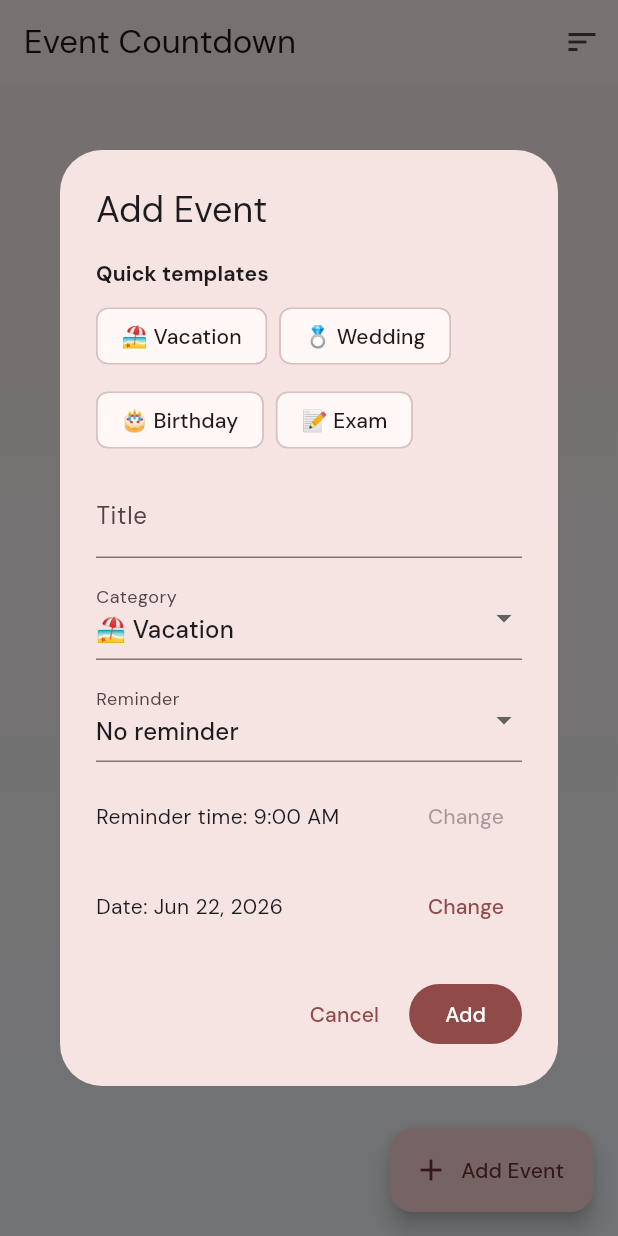
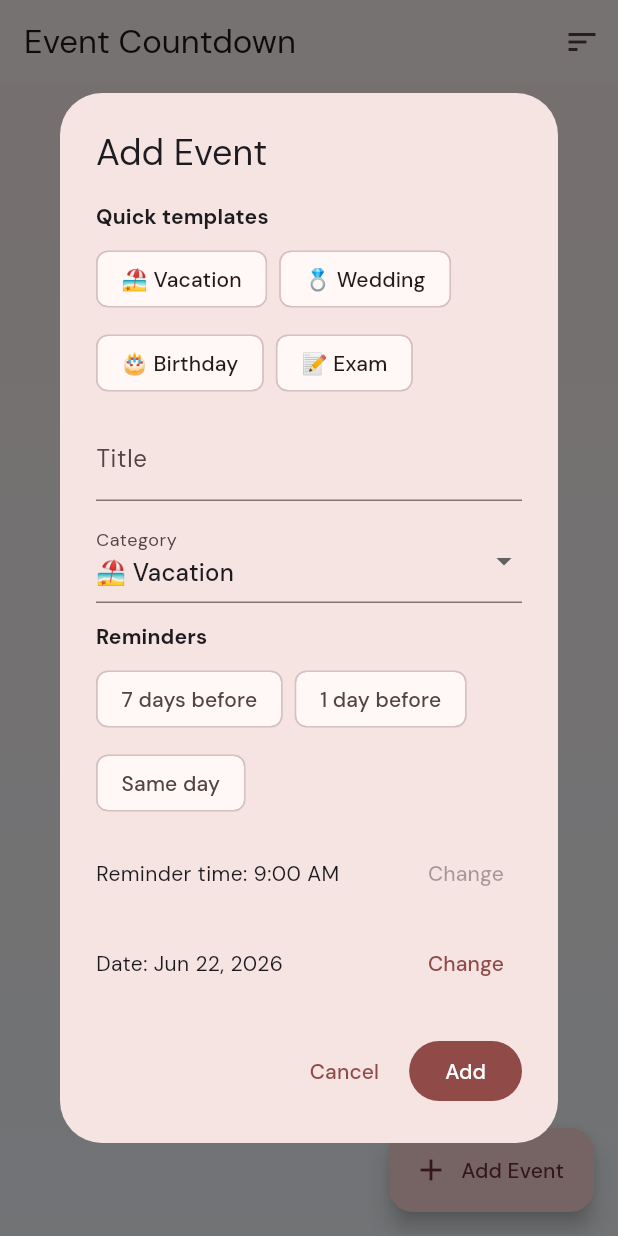
Before and after one commit to Gamellan/EventCountdown, a Flutter app: the screen it shows after launch, after a tap on "Add Event", on a phone screen of 412 x 824 dp. Run offline on Flutter 3.47's test engine with Material 3 defaults, Android fonts, the light colour scheme and no system bars; our stand-ins replace flutter_local_notifications, google_fonts, shared_preferences, timezone; missing offline and left inert: home_widget.

Commit message:
feat: support multi-reminder presets per event

```diff
--- a/lib/main.dart
+++ b/lib/main.dart
@@ -202,15 +202,75 @@ class _EventHomePageState extends State<EventHomePage> {
     return DateTime(date.year, date.month, date.day, event.reminderHour, event.reminderMinute);
   }
 
+  List<int> _reminderOffsetsFromValue(String reminder) {
+    if (reminder == 'none') {
+      return const [];
+    }
+    if (reminder == 'day_before') {
+      return const [1];
+    }
+    if (reminder == 'same_day') {
+      return const [0];
+    }
+    if (!reminder.startsWith('multi:')) {
+      return const [];
+    }
+
+    final values = reminder
+        .substring('multi:'.length)
+        .split(',')
+        .map((value) => int.tryParse(value.trim()))
+        .whereType<int>()
+        .toSet()
+        .toList()
+      ..sort((a, b) => b.compareTo(a));
+    return values;
+  }
+
+  String _encodeReminderOffsets(Set<int> offsets) {
+    if (offsets.isEmpty) {
+      return 'none';
+    }
+    if (offsets.length == 1) {
+      final only = offsets.first;
+      if (only == 1) {
+        return 'day_before';
+      }
+      if (only == 0) {
+        return 'same_day';
+      }
+    }
+    final sorted = offsets.toList()..sort((a, b) => b.compareTo(a));
+    return 'multi:${sorted.join(',')}';
+  }
+
   String _reminderLabel(CountdownEvent event) {
-    if (event.reminder == 'none') {
+    final offsets = _reminderOffsetsFromValue(event.reminder);
+    if (offsets.isEmpty) {
       return 'No reminder';
     }
+
     final timeLabel = _formatReminderTime(event.reminderHour, event.reminderMinute);
-    if (event.reminder == 'day_before') {
-      return '1 day before at $timeLabel';
+    final parts = offsets.map((offset) {
+      if (offset == 0) {
+        return 'same day';
       }
-    return 'Same day at $timeLabel';
+      if (offset == 1) {
+        return '1 day before';
+      }
+      return '$offset days before';
+    }).join(', ');
+    return '$parts at $timeLabel';
+  }
+
+  String _notificationBody(CountdownEvent event, int offsetDays) {
+    if (offsetDays == 0) {
+      return 'Today is ${event.title}.';
+    }
+    if (offsetDays == 1) {
+      return 'Tomorrow is ${event.title}.';
+    }
+    return '$offsetDays days left for ${event.title}.';
   }
 
   String _formatReminderTime(int hour, int minute) {
@@ -224,24 +284,21 @@ class _EventHomePageState extends State<EventHomePage> {
     final now = DateTime.now();
 
     for (final event in _events) {
-      if (event.reminder == 'none') {
+      final offsets = _reminderOffsetsFromValue(event.reminder);
+      if (offsets.isEmpty) {
         continue;
       }
 
-      final offsetDays = event.reminder == 'day_before' ? 1 : 0;
+      for (final offsetDays in offsets) {
         final scheduledAt = _notificationDate(event, offsetDays);
         if (!scheduledAt.isAfter(now)) {
           continue;
         }
 
-      final body = offsetDays == 1
-          ? 'Tomorrow is ${event.title}.'
-          : 'Today is ${event.title}.';
-
         await _notifications.zonedSchedule(
           _notificationId(event, offsetDays),
           'Event Countdown Reminder',
-        body,
+          _notificationBody(event, offsetDays),
           tz.TZDateTime.from(scheduledAt, tz.local),
           const NotificationDetails(
             android: AndroidNotificationDetails(
@@ -254,6 +311,7 @@ class _EventHomePageState extends State<EventHomePage> {
           androidScheduleMode: AndroidScheduleMode.inexactAllowWhileIdle,
           uiLocalNotificationDateInterpretation: UILocalNotificationDateInterpretation.absoluteTime,
         );
+      }
     }
   }
 
@@ -306,7 +364,7 @@ class _EventHomePageState extends State<EventHomePage> {
     final titleController = TextEditingController(text: editing?.title ?? '');
     var selectedDate = editing?.targetDate ?? DateTime.now().add(const Duration(days: 7));
     var selectedCategory = editing?.category ?? 'Vacation';
-    var selectedReminder = editing?.reminder ?? 'none';
+    var selectedReminderOffsets = _reminderOffsetsFromValue(editing?.reminder ?? 'none').toSet();
     var selectedReminderTime = TimeOfDay(
       hour: editing?.reminderHour ?? 9,
       minute: editing?.reminderMinute ?? 0,
@@ -349,7 +407,7 @@ class _EventHomePageState extends State<EventHomePage> {
                                       selectedDate = DateTime.now().add(
                                         Duration(days: template['days'] as int),
                                       );
-                                      selectedReminder = 'day_before';
+                                      selectedReminderOffsets = {1};
                                       selectedReminderTime = const TimeOfDay(hour: 9, minute: 0);
                                     });
                                   },
@@ -386,17 +444,57 @@ class _EventHomePageState extends State<EventHomePage> {
                         },
                       ),
                       const SizedBox(height: 12),
-                      DropdownButtonFormField<String>(
-                        initialValue: selectedReminder,
-                        decoration: const InputDecoration(labelText: 'Reminder'),
-                        items: const [
-                          DropdownMenuItem(value: 'none', child: Text('No reminder')),
-                          DropdownMenuItem(value: 'day_before', child: Text('1 day before')),
-                          DropdownMenuItem(value: 'same_day', child: Text('Same day')),
+                      Text(
+                        'Reminders',
+                        style: Theme.of(context).textTheme.labelLarge?.copyWith(
+                              fontWeight: FontWeight.w700,
+                            ),
+                      ),
+                      const SizedBox(height: 8),
+                      Wrap(
+                        spacing: 8,
+                        runSpacing: 8,
+                        children: [
+                          FilterChip(
+                            label: const Text('7 days before'),
+                            selected: selectedReminderOffsets.contains(7),
+                            onSelected: (enabled) {
+                              setDialogState(() {
+                                if (enabled) {
+                                  selectedReminderOffsets.add(7);
+                                } else {
+                                  selectedReminderOffsets.remove(7);
+                                }
+                              });
+                            },
+                          ),
+                          FilterChip(
+                            label: const Text('1 day before'),
+                            selected: selectedReminderOffsets.contains(1),
+                            onSelected: (enabled) {
+                              setDialogState(() {
+                                if (enabled) {
+                                  selectedReminderOffsets.add(1);
+                                } else {
+                                  selectedReminderOffsets.remove(1);
+                                }
+                              });
+                            },
+                          ),
+                          FilterChip(
+                            label: const Text('Same day'),
+                            selected: selectedReminderOffsets.contains(0),
+                            onSelected: (enabled) {
+                              setDialogState(() {
+                                if (enabled) {
+                                  selectedReminderOffsets.add(0);
+                                } else {
+                                  selectedReminderOffsets.remove(0);
+                                }
+                              });
+                            },
+                          ),
                         ],
-                        onChanged: (value) {
-                          setDialogState(() => selectedReminder = value ?? selectedReminder);
-                        },
                       ),
                       const SizedBox(height: 12),
                       Row(
@@ -408,7 +506,7 @@ class _EventHomePageState extends State<EventHomePage> {
                             ),
                           ),
                           TextButton(
-                            onPressed: selectedReminder == 'none'
+                            onPressed: selectedReminderOffsets.isEmpty
                                 ? null
                                 : () async {
                                     final picked = await showTimePicker(
@@ -466,7 +564,7 @@ class _EventHomePageState extends State<EventHomePage> {
                       title: titleController.text.trim(),
                       targetDate: selectedDate,
                       category: selectedCategory,
-                      reminder: selectedReminder,
+                      reminder: _encodeReminderOffsets(selectedReminderOffsets),
                       reminderHour: selectedReminderTime.hour,
                       reminderMinute: selectedReminderTime.minute,
                     );
@@ -583,6 +681,7 @@ class _EventHomePageState extends State<EventHomePage> {
                                 itemBuilder: (context, index) {
                                   final event = visibleEvents[index];
                                   final days = _daysUntil(event.targetDate, now);
+                                  final hasReminder = _reminderOffsetsFromValue(event.reminder).isNotEmpty;
                                   final accent = days < 0
                                       ? const Color(0xFF9CA3AF)
                                       : days == 0
@@ -635,22 +734,22 @@ class _EventHomePageState extends State<EventHomePage> {
                                                     vertical: 4,
                                                   ),
                                                   decoration: BoxDecoration(
-                                                    color: event.reminder == 'none'
-                                                        ? const Color(0xFFE5E7EB)
-                                                        : const Color(0xFFDBEAFE),
+                                                    color: hasReminder
+                                                        ? const Color(0xFFDBEAFE)
+                                                        : const Color(0xFFE5E7EB),
                                                     borderRadius: BorderRadius.circular(999),
                                                   ),
                                                   child: Text(
-                                                    event.reminder == 'none'
-                                                        ? '🔕 No reminder'
-                                                        : '🔔 ${_reminderLabel(event)}',
+                                                    hasReminder
+                                                        ? '🔔 ${_reminderLabel(event)}'
+                                                        : '🔕 No reminder',
                                                     style: Theme.of(context)
                                                         .textTheme
                                                         .labelSmall
                                                         ?.copyWith(
-                                                          color: event.reminder == 'none'
-                                                              ? const Color(0xFF374151)
-                                                              : const Color(0xFF1D4ED8),
+                                                          color: hasReminder
+                                                              ? const Color(0xFF1D4ED8)
+                                                              : const Color(0xFF374151),
                                                           fontWeight: FontWeight.w700,
                                                         ),
                                                   ),
```
Also changed, not shown: 2 other files. Lines whose indentation alone changed are shown as unchanged.
